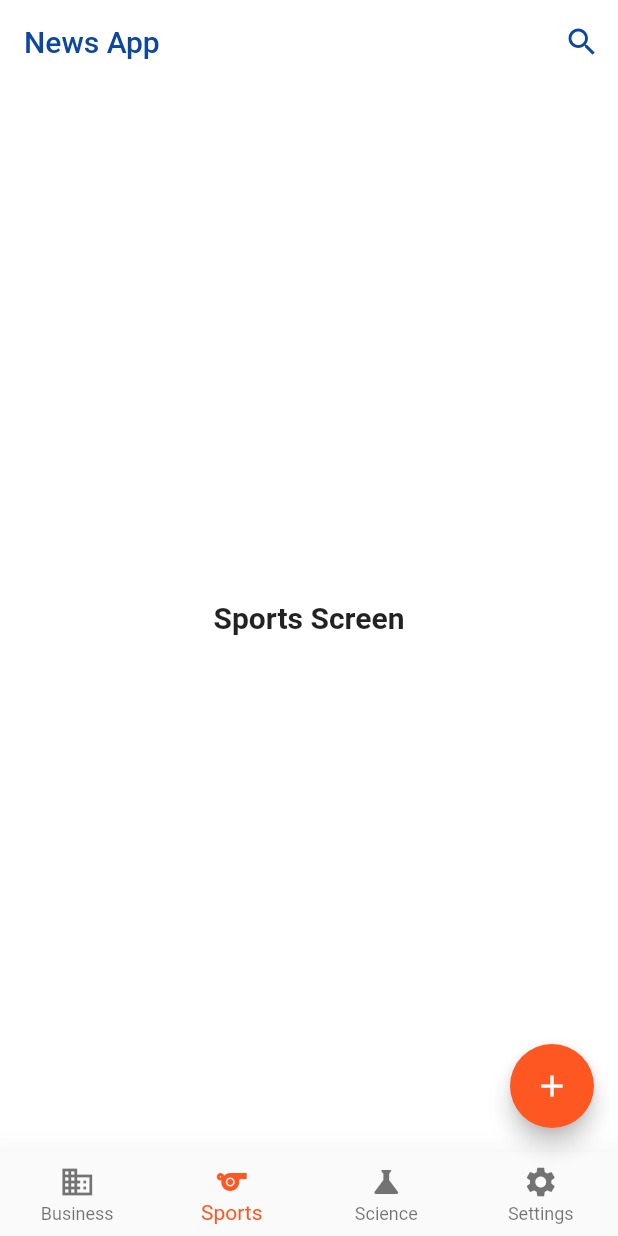
After one commit to mishoarafa/project_one, a Flutter app: the screen it shows after launch, item 2 of the bottom bar chosen, after a tap on the "search" icon, on a phone screen of 412 x 824 dp. The commit adds this screen. Run offline on Flutter 3.47's test engine with Material 2 defaults, Android fonts, the phone set to English and light mode, and no system bars; our stand-ins replace bloc, cloud_firestore, dio, firebase_auth, firebase_core, flutter_bloc and 2 more; accounts and stored records are empty; network calls fail.

Commit message:
dio commit

```diff
--- /dev/null
+++ b/lib/layout/new_app/cubit/cubit.dart
@@ -0,0 +1,79 @@
+import 'package:flutter/cupertino.dart';
+import 'package:flutter/material.dart';
+import 'package:flutter_bloc/flutter_bloc.dart';
+import 'package:project_one/layout/new_app/cubit/states.dart';
+import 'package:project_one/modules/business/business_screen.dart';
+import 'package:project_one/modules/science/science_screen.dart';
+import 'package:project_one/modules/settings/settings_screen.dart';
+import 'package:project_one/modules/sports/sports_screen.dart';
+import 'package:project_one/shared/network/remote/dio_helper.dart';
+
+class NewsCubit extends Cubit<NewsStates> {
+  NewsCubit() : super(NewsInitialState());
+
+  static NewsCubit get(context) => BlocProvider.of(context);
+
+  int currentIndex = 0;
+  List<BottomNavigationBarItem> bottomItems = [
+    BottomNavigationBarItem(
+      icon: Icon(
+        Icons.business,
+      ),
+      label: "Business",
+    ),
+    BottomNavigationBarItem(
+      icon: Icon(
+        Icons.sports,
+      ),
+      label: "Sports",
+    ),
+    BottomNavigationBarItem(
+      icon: Icon(
+        Icons.science,
+      ),
+      label: "Science",
+    ),
+    BottomNavigationBarItem(
+      icon: Icon(
+        Icons.settings,
+      ),
+      label: "Settings",
+    ),
+  ];
+
+  List<Widget> screens = [
+    BusinessScreen(),
+    SportsScreen(),
+    ScienceScreen(),
+    SettingsScreen(),
+  ];
+
+  List<dynamic> business = [];
+
+  void changeIndex(index) {
+    currentIndex = index;
+    print("******* Index: " + index.toString());
+    emit(NewsBottomNavIndexChangeState());
+  }
+
+  void getBusinessNews() {
+    emit(NewsGetBusinessLoadingState());
+    DioHelper.getData(
+      url: "v2/top-headlines",
+      query: {
+        "country": "eg",
+        "category": "business",
+        "apiKey": "0fa74e6983e3471fae50a3704ee35a4d",
+      },
+    ).then((value) {
+      // print("******Response : " + value.data.toString());
+      business = value.data["articles"];
+
+      emit(NewsGetBusinessSuccessState());
+      print(business.length);
+    }).catchError((error) {
+      emit(NewsGetBusinessErrorState(error.toString()));
+      print("******** Error: " + error.toString());
+    });
+  }
+}
--- /dev/null
+++ b/lib/layout/new_app/cubit/states.dart
@@ -0,0 +1,15 @@
+abstract class NewsStates {}
+
+class NewsInitialState extends NewsStates {}
+
+class NewsBottomNavIndexChangeState extends NewsStates {}
+
+class NewsGetBusinessLoadingState extends NewsStates {}
+
+class NewsGetBusinessSuccessState extends NewsStates {}
+
+class NewsGetBusinessErrorState extends NewsStates {
+  final String error;
+
+  NewsGetBusinessErrorState(this.error);
+}
--- /dev/null
+++ b/lib/layout/new_app/news_layout.dart
@@ -0,0 +1,46 @@
+import 'package:flutter/material.dart';
+import 'package:flutter_bloc/flutter_bloc.dart';
+import 'package:project_one/layout/new_app/cubit/cubit.dart';
+import 'package:project_one/layout/new_app/cubit/states.dart';
+import 'package:project_one/shared/network/remote/dio_helper.dart';
+
+class NewsLayout extends StatelessWidget {
+  const NewsLayout({Key? key}) : super(key: key);
+
+  @override
+  Widget build(BuildContext context) {
+    return BlocProvider(
+      create: (BuildContext context) => NewsCubit()..getBusinessNews(),
+      child: BlocConsumer<NewsCubit, NewsStates>(
+        listener: (context, state) {},
+        builder: (context, state) {
+          var cubit = NewsCubit.get(context);
+
+          return Scaffold(
+            appBar: AppBar(
+              title: Text("News App"),
+              actions: [
+                IconButton(
+                  icon: Icon(Icons.search),
+                  onPressed: () {},
+                ),
+              ],
+            ),
+            bottomNavigationBar: BottomNavigationBar(
+              currentIndex: cubit.currentIndex,
+              items: cubit.bottomItems,
+              onTap: (index) {
+                cubit.changeIndex(index);
+              },
+            ),
+            floatingActionButton: FloatingActionButton(
+              onPressed: () {},
+              child: Icon(Icons.add),
+            ),
+            body: cubit.screens[cubit.currentIndex],
+          );
+        },
+      ),
+    );
+  }
+}
--- a/lib/layout/home_layout.dart
+++ b/lib/layout/todo_app/todo_layout.dart
@@ -11,7 +11,7 @@ import 'package:project_one/shared/cubit/cubit.dart';
 import 'package:project_one/shared/cubit/states.dart';
 import 'package:sqflite/sqflite.dart';
 
-class HomeLayout extends StatelessWidget {
+class TodoLayout extends StatelessWidget {
   var scaffoldKey = GlobalKey<ScaffoldState>();
   var formKey = GlobalKey<FormState>();
   TextEditingController titleController = TextEditingController();
@@ -37,6 +37,9 @@ class HomeLayout extends StatelessWidget {
             appBar: AppBar(
               title: Text(
                 cubit.titles[cubit.currentIndex],
+                style: TextStyle(
+                  color: Colors.blue,
+                ),
               ),
             ),
             floatingActionButton: FloatingActionButton(
@@ -45,20 +48,6 @@ class HomeLayout extends StatelessWidget {
                   if (formKey.currentState!.validate()) {
                     cubit.insertToDB(titleController.text, dateController.text,
                         timeController.text);
-                    // insertToDB(titleController.text, dateController.text,
-                    //         timeController.text)
-                    //     .then((value) {
-                    //   getDataFromDB(db).then((value) {
-                    //     Get.back();
-                    //     // setState(() {
-                    //     //   isBottomSheetShown = !isBottomSheetShown;
-                    //     //   fabIcon = Icons.edit;
-                    //     //
-                    //     //   tasks = value;
-                    //     // });
-                    //     print(tasks);
-                    //   });
-                    // });
                   }
                 } else {
                   scaffoldKey.currentState!
--- a/lib/main.dart
+++ b/lib/main.dart
@@ -1,12 +1,15 @@
 import 'package:bloc/bloc.dart';
 import 'package:firebase_core/firebase_core.dart';
 import 'package:flutter/material.dart';
+import 'package:flutter/services.dart';
 import 'package:get/get.dart';
-import 'package:project_one/layout/home_layout.dart';
+import 'package:project_one/layout/todo_app/todo_layout.dart';
 import 'package:project_one/modules/home/home_screen.dart';
 import 'package:project_one/modules/messenger/messenger_screen.dart';
 import 'package:project_one/modules/users/users_screen.dart';
 import 'package:project_one/shared/bloc_observer.dart';
+import 'package:project_one/shared/network/remote/dio_helper.dart';
+import 'layout/new_app/news_layout.dart';
 import 'modules/bmi_result/bmi_result_screen.dart';
 import 'modules/messenger/messenger_screen_with_listview_builder.dart';
 import 'modules/bmi/bmi_calculator_screen.dart';
@@ -16,6 +19,8 @@ import 'modules/register/register_screen.dart';
 
 void main(){
   Bloc.observer = MyBlocObserver();
+  DioHelper.init();
+
   runApp(MyApp());
 }
 
@@ -53,7 +58,38 @@ class _MyAppState extends State<MyApp> {
   Widget build(BuildContext context) {
     return GetMaterialApp(
       debugShowCheckedModeBanner: false,
-      home: HomeLayout(),
+      theme: ThemeData(
+        scaffoldBackgroundColor: Colors.white,
+        appBarTheme: AppBarTheme(
+          backwardsCompatibility: false,
+          systemOverlayStyle: SystemUiOverlayStyle(
+            statusBarColor: Colors.white,
+          ),
+          backgroundColor: Colors.white,
+          elevation: 0,
+          titleTextStyle: TextStyle(
+            color: Colors.blue[900],
+            fontSize: 20,
+            fontWeight: FontWeight.w500,
+          ),
+          iconTheme: IconThemeData(
+            color: Colors.blue[900],
+          ),
+        ),
+        bottomNavigationBarTheme: BottomNavigationBarThemeData(
+          type: BottomNavigationBarType.fixed,
+          selectedItemColor: Colors.deepOrange,
+          elevation: 20,
+        ),
+        floatingActionButtonTheme: FloatingActionButtonThemeData(
+          backgroundColor: Colors.deepOrange,
+        ),
+      ),
+      darkTheme: ThemeData(
+        scaffoldBackgroundColor: Colors.black26,
+      ),
+      themeMode: ThemeMode.light,
+      home: NewsLayout(),
     );
   }
 }
--- /dev/null
+++ b/lib/modules/business/business_screen.dart
@@ -0,0 +1,19 @@
+import 'package:flutter/material.dart';
+
+class BusinessScreen extends StatelessWidget {
+  const BusinessScreen({Key? key}) : super(key: key);
+
+  @override
+  Widget build(BuildContext context) {
+    return Row(
+      children: [
+        Image.network(
+          "https://cdni.rt.com/media/pics/2021.07/original/6105808c4c59b722741256db.JPG",
+          width: 120,
+          height: 120,
+          fit: BoxFit.cover,
+        ),
+      ],
+    );
+  }
+}
--- /dev/null
+++ b/lib/modules/science/science_screen.dart
@@ -0,0 +1,18 @@
+import 'package:flutter/material.dart';
+
+class ScienceScreen extends StatelessWidget {
+  const ScienceScreen({Key? key}) : super(key: key);
+
+  @override
+  Widget build(BuildContext context) {
+    return Center(
+      child: Text(
+        "Science Screen",
+        style: TextStyle(
+          fontSize: 20,
+          fontWeight: FontWeight.bold,
+        ),
+      ),
+    );
+  }
+}
--- /dev/null
+++ b/lib/modules/settings/settings_screen.dart
@@ -0,0 +1,18 @@
+import 'package:flutter/material.dart';
+
+class SettingsScreen extends StatelessWidget {
+  const SettingsScreen({Key? key}) : super(key: key);
+
+  @override
+  Widget build(BuildContext context) {
+    return Center(
+      child: Text(
+        "Settings Screen",
+        style: TextStyle(
+          fontSize: 20,
+          fontWeight: FontWeight.bold,
+        ),
+      ),
+    );
+  }
+}
--- /dev/null
+++ b/lib/modules/sports/sports_screen.dart
@@ -0,0 +1,18 @@
+import 'package:flutter/material.dart';
+
+class SportsScreen extends StatelessWidget {
+  const SportsScreen({Key? key}) : super(key: key);
+
+  @override
+  Widget build(BuildContext context) {
+    return Center(
+      child: Text(
+        "Sports Screen",
+        style: TextStyle(
+          fontSize: 20,
+          fontWeight: FontWeight.bold,
+        ),
+      ),
+    );
+  }
+}
--- /dev/null
+++ b/lib/shared/network/remote/dio_helper.dart
@@ -0,0 +1,21 @@
+import 'package:dio/dio.dart';
+
+class DioHelper {
+  static late Dio dio;
+
+  static init() {
+    dio = Dio(
+      BaseOptions(
+        baseUrl: "https://newsapi.org/",
+        receiveDataWhenStatusError: true,
+      ),
+    );
+  }
+
+  static Future<Response> getData({
+    required String url,
+    required Map<String, dynamic> query,
+  }) async {
+    return await dio.get(url, queryParameters: query);
+  }
+}
--- a/pubspec.yaml
+++ b/pubspec.yaml
@@ -29,6 +29,7 @@ dependencies:
   intl: ^0.17.0
   bloc: ^7.0.0
   flutter_bloc: ^7.0.1
+  dio: ^4.0.0
 
   #Firebase
   firebase_core: ^1.3.0
```
Also changed, not shown: pubspec.lock.
